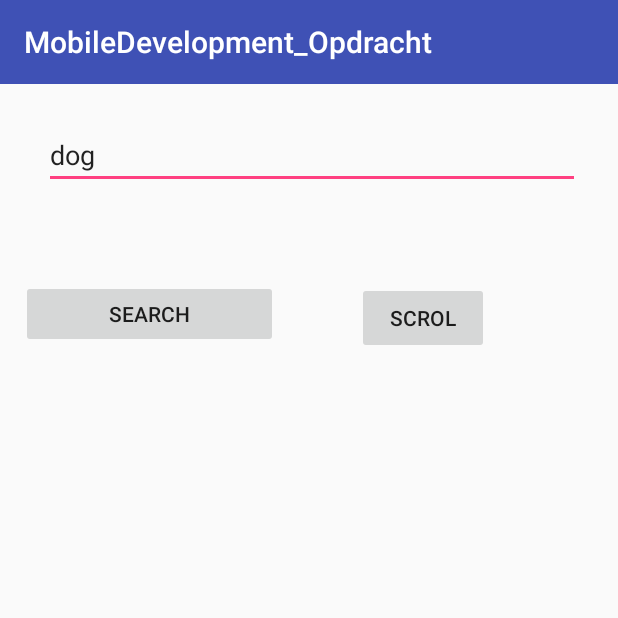
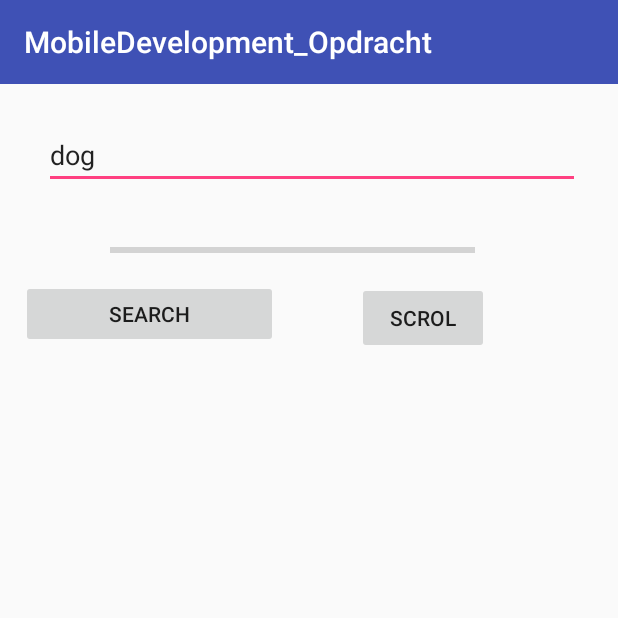
Before and after one commit to JorisVanLooy/MobileDevelopment_Opdracht, an Android app: the Screen3 screen opened directly, with no data from a screen before it, on a phone screen of 412 x 824 dp, the top half of it. Run offline under Robolectric (Android 15) with nearby library versions, the phone set to English and light mode, and no system bars.

Commit message:
Progressbar toegevoegd.

```diff
--- a/app/src/main/java/com/example/joris/mobiledevelopment_opdracht/Screen3.java
+++ b/app/src/main/java/com/example/joris/mobiledevelopment_opdracht/Screen3.java
@@ -10,8 +10,7 @@ import android.view.View.OnClickListener;
 import android.widget.Button;
 import android.widget.EditText;
 import android.widget.ImageView;
-import android.widget.ListView;
-import android.widget.TextView;
+import android.widget.ProgressBar;
 
 import com.example.joris.mobiledevelopment_opdracht.GetImgurImages.AsyncResponse;
 
@@ -19,28 +18,46 @@ public class Screen3 extends AppCompatActivity implements AsyncResponse  {
     public String Term;
     private GetImgurImages ImageTask;
     public ImageView imageView;
+    public ProgressBar progressBar;
+    public int id =0;
+    public Bitmap[] ImagesArray;
     @Override
     protected void onCreate(Bundle savedInstanceState) {
         super.onCreate(savedInstanceState);
         setContentView(R.layout.activity_screen3);
-
-        //final CustomImageSearch ImageSearch = new CustomImageSearch();
-        final ListView listView = (ListView)findViewById(R.id.ListView1);
-        final TextView textView =(TextView)findViewById(R.id.textView3);
+        progressBar = (ProgressBar)findViewById(R.id.progressBar2);
+        progressBar.setMax(10);
         final Button Search = (Button)findViewById(R.id.SearchBtn);
         final EditText text = (EditText)findViewById(R.id.SearchTerm);
         imageView = (ImageView)findViewById(R.id.imageView);
-        ImageTask = new GetImgurImages(this);
+        ImageTask = new GetImgurImages(this,progressBar);
+        final Button Scroll =(Button)findViewById(R.id.scrollbtn);
+
+        Scroll.setOnClickListener(new OnClickListener() {
+            @Override
+            public void onClick(View view) {
+                if(id < ImageTask.NumberOfImages -1){
+                    id++;
+                }
+                else{
+                    id =0;
+                }
+                imageView.setImageBitmap(ImagesArray[id]);
+            }
+        });
 
         Search.setOnClickListener(new OnClickListener() {
             @Override
             public void onClick(View view) {
+                progressBar.setVisibility(View.VISIBLE);
+                progressBar.setProgress(0);
                 Term = text.getText().toString();
                 if(ImageTask.getStatus() == AsyncTask.Status.RUNNING){
                     Log.d("Task", "onClick: ImageTask already running");
                 }
                 else{
-                    ImageTask.execute();
+                    ImageTask = new GetImgurImages(Screen3.this,progressBar);
+                    ImageTask.execute(Term);
                 }
             }
         });
@@ -48,6 +65,8 @@ public class Screen3 extends AppCompatActivity implements AsyncResponse  {
 
     @Override
     public void processFinish(Bitmap[] output) {
+        ImagesArray = new Bitmap[output.length];
+        ImagesArray = output;
         imageView.setImageBitmap(output[0]);
     }
 }
--- a/app/src/main/res/layout/activity_screen3.xml
+++ b/app/src/main/res/layout/activity_screen3.xml
@@ -72,4 +72,20 @@
         app:layout_constraintTop_toTopOf="parent"
         app:layout_constraintVertical_bias="0.176"/>
 
+    <ProgressBar
+        android:id="@+id/progressBar2"
+        style="?android:attr/progressBarStyleHorizontal"
+        android:layout_width="243dp"
+        android:layout_height="11dp"
+        android:layout_marginBottom="8dp"
+        android:layout_marginEnd="8dp"
+        android:layout_marginStart="8dp"
+        android:layout_marginTop="8dp"
+        app:layout_constraintBottom_toBottomOf="parent"
+        app:layout_constraintEnd_toEndOf="parent"
+        app:layout_constraintHorizontal_bias="0.428"
+        app:layout_constraintStart_toStartOf="parent"
+        app:layout_constraintTop_toTopOf="parent"
+        app:layout_constraintVertical_bias="0.131"/>
+
 </android.support.constraint.ConstraintLayout>
```
Also changed, not shown: app/src/main/java/com/example/joris/mobiledevelopment_opdracht/CustomImageSearch.java (deleted, +0 -72 lines), app/src/main/java/com/example/joris/mobiledevelopment_opdracht/GetImgurImages.java (+89 -16 lines).
